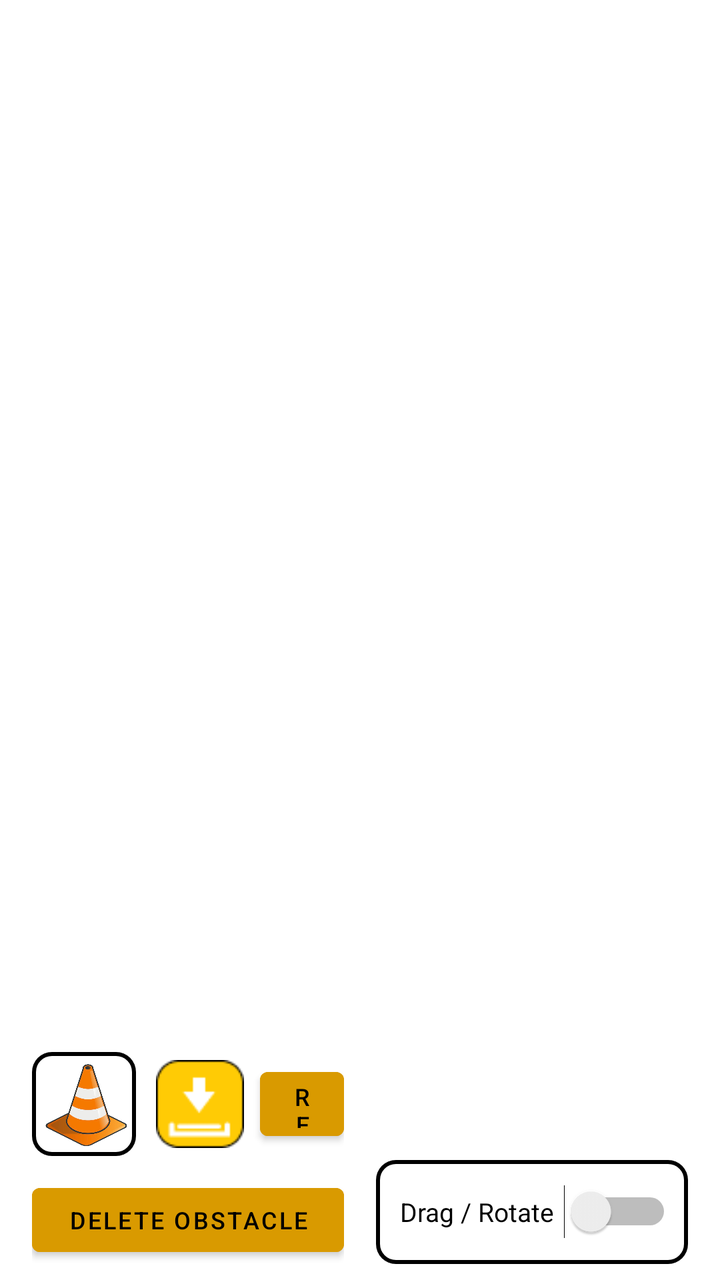
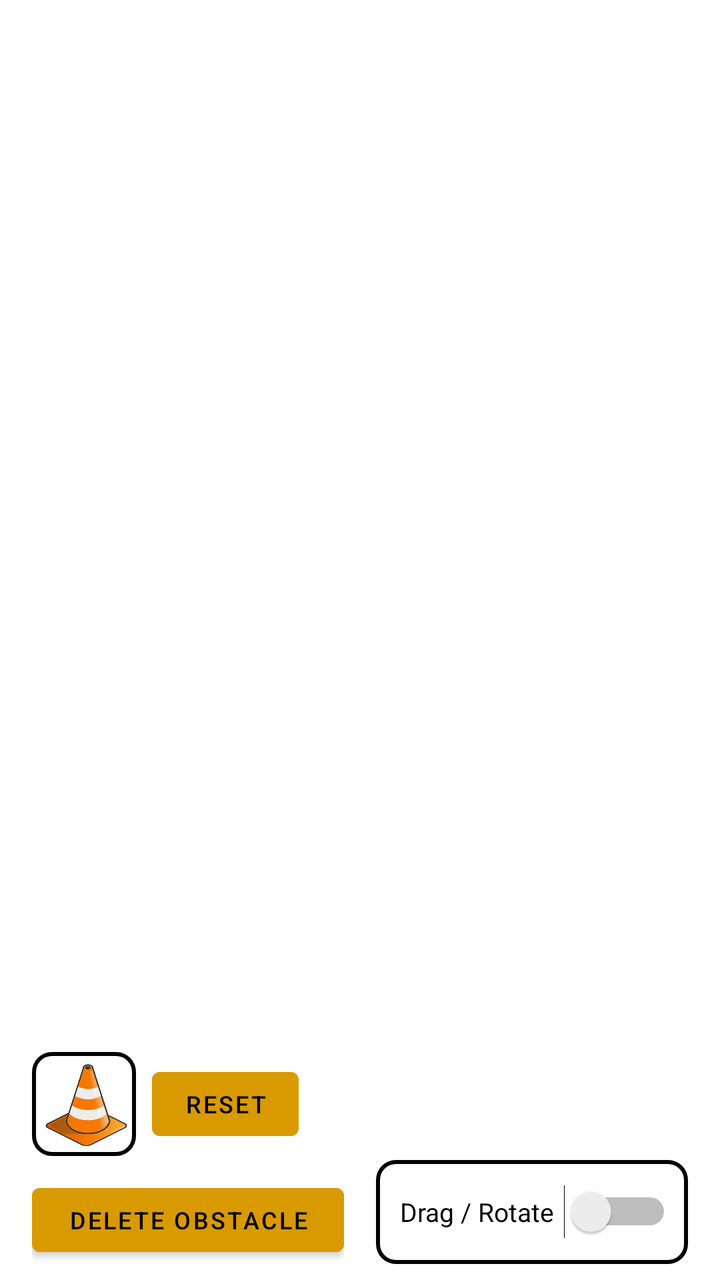

An Android layout rendered at two revisions. The XML below is the earlier revision; the diff shows what the commit changed to produce the second picture.
<!-- AndroidManifest.xml: application theme Theme.MDP_Grp_14 -->
<!-- res/layout/activity_map_config.xml -->
<?xml version="1.0" encoding="utf-8"?>
<LinearLayout xmlns:android="http://schemas.android.com/apk/res/android"
    xmlns:app="http://schemas.android.com/apk/res-auto"
    android:layout_width="match_parent"
    android:layout_height="match_parent"
    android:orientation="horizontal"
    android:gravity="bottom"
    android:paddingStart="16dp"
    android:paddingTop="14dp"
    android:paddingEnd="16dp"
    android:paddingBottom="8dp"
    android:baselineAligned="false">

    <LinearLayout
        android:layout_width="0dp"
        android:layout_height="wrap_content"
        android:layout_weight="1"
        android:orientation="vertical"
        android:paddingEnd="8dp">
        <TextView
            android:layout_width="wrap_content"
            android:layout_height="wrap_content"
            android:layout_marginBottom="8dp"
            android:text="OBSTACLES"
            android:textColor="@color/colorWhite"
            android:textSize="12sp"
            android:textStyle="bold" />
        <LinearLayout
            android:layout_width="match_parent"
            android:layout_height="wrap_content"
            android:gravity="center_vertical"
            android:orientation="horizontal">
            <ImageButton
                android:id="@+id/addObstacleBtn"
                android:layout_width="52dp"
                android:layout_height="52dp"
                android:background="@drawable/border_black"
                android:contentDescription="Add obstacle"
                android:padding="4dp"
                android:scaleType="centerInside"
                app:srcCompat="@mipmap/treeobst" />
            <ImageButton
                android:id="@+id/saveBtn"
                android:layout_width="44dp"
                android:layout_height="44dp"
                android:layout_marginStart="10dp"
                android:background="@drawable/save_btn"
                android:contentDescription="Save map" />
            <Button
                android:id="@+id/resetBtn"
                android:layout_width="wrap_content"
                android:layout_height="44dp"
                android:layout_marginStart="8dp"
                android:backgroundTint="@color/colorYellow"
                android:minWidth="0dp"
                android:text="RESET"
                android:textColor="@color/black"
                android:textSize="12sp" />
        </LinearLayout>
        <Button
            android:id="@+id/deleteObstacleBtn"
            android:layout_width="match_parent"
            android:layout_height="44dp"
            android:layout_marginTop="10dp"
            android:backgroundTint="@color/colorYellow"
            android:text="DELETE OBSTACLE"
            android:textColor="@color/black"
            android:textSize="12sp" />
    </LinearLayout>

    <LinearLayout
        android:layout_width="0dp"
        android:layout_height="wrap_content"
        android:layout_weight="1"
        android:orientation="vertical"
        android:paddingStart="8dp">
        <TextView
            android:layout_width="wrap_content"
            android:layout_height="wrap_content"
            android:layout_marginBottom="8dp"
            android:text="EDIT MODE"
            android:textColor="@color/colorWhite"
            android:textSize="12sp"
            android:textStyle="bold" />
        <LinearLayout
            android:layout_width="match_parent"
            android:layout_height="52dp"
            android:background="@drawable/border_black"
            android:gravity="center_vertical"
            android:paddingStart="12dp"
            android:paddingEnd="8dp">
            <TextView
                android:id="@+id/textView_drag"
                android:layout_width="0dp"
                android:layout_height="wrap_content"
                android:layout_weight="1"
                android:gravity="center_vertical"
                android:text="Drag / Rotate"
                android:textColor="@color/colorBlack"
                android:textSize="13sp" />
            <Switch
                android:id="@+id/dragSwitch"
                android:layout_width="wrap_content"
                android:layout_height="wrap_content"
                android:contentDescription="Enable obstacle drag and rotate" />
        </LinearLayout>
    </LinearLayout>
</LinearLayout>
<!-- resources referenced by this layout -->
<resources>
  <color name="black">#FF000000</color>
  <color name="colorBlack">#FF000000</color>
  <color name="colorWhite">#FFFFFF</color>
  <color name="colorYellow">#D99A00</color>
  <!-- drawable border_black (drawable-xxxhdpi) -->
  <?xml version="1.0" encoding="utf-8"?>
  <layer-list xmlns:android="http://schemas.android.com/apk/res/android">
      <item>
          <shape android:shape="rectangle">
              <solid android:color="@color/colorBlack"/>
              <corners android:radius="10dip"/>
              <padding android:bottom="2dp" android:left="2dp" android:right ="2dp" android:top ="2dp"/>
          </shape>
      </item>
      <item>
          <shape android:shape="rectangle">
              <solid android:color="@color/colorWhite" />
              <corners android:radius="8dp" />
          </shape>
      </item>
  </layer-list>
  <!-- drawable save_btn: png bitmap (drawable, 1105 bytes) -->
  <!-- mipmap treeobst: png bitmap (mipmap-xxxhdpi, 147908 bytes) -->
  <style name="Theme.MDP_Grp_14" parent="Theme.MaterialComponents.DayNight.DarkActionBar">
          
          <item name="colorPrimary">@color/purple_500</item>
          <item name="colorPrimaryVariant">@color/purple_700</item>
          <item name="colorOnPrimary">@color/white</item>
          
          <item name="colorSecondary">@color/teal_200</item>
          <item name="colorSecondaryVariant">@color/teal_700</item>
          <item name="colorOnSecondary">@color/black</item>
          
          <item name="android:statusBarColor" tools:targetApi="l">?attr/colorPrimaryVariant</item>
          
      </style>
  <color name="purple_500">#FF6200EE</color>
  <color name="purple_700">#FF3700B3</color>
  <color name="white">#FFFFFFFF</color>
  <color name="teal_200">#FF03DAC5</color>
  <color name="teal_700">#FF018786</color>
</resources>

<!-- the commit's change to res/layout/activity_map_config.xml (unified diff, before → after) -->
@@ -39,13 +39,6 @@
                 android:padding="4dp"
                 android:scaleType="centerInside"
                 app:srcCompat="@mipmap/treeobst" />
-            <ImageButton
-                android:id="@+id/saveBtn"
-                android:layout_width="44dp"
-                android:layout_height="44dp"
-                android:layout_marginStart="10dp"
-                android:background="@drawable/save_btn"
-                android:contentDescription="Save map" />
             <Button
                 android:id="@+id/resetBtn"
                 android:layout_width="wrap_content"
<!-- resource entries referenced after the edit -->
@@ -21,7 +21,6 @@
           </shape>
       </item>
   </layer-list>
-  <!-- drawable save_btn: png bitmap (drawable, 1105 bytes) -->
   <!-- mipmap treeobst: png bitmap (mipmap-xxxhdpi, 147908 bytes) -->
   <style name="Theme.MDP_Grp_14" parent="Theme.MaterialComponents.DayNight.DarkActionBar">
           
